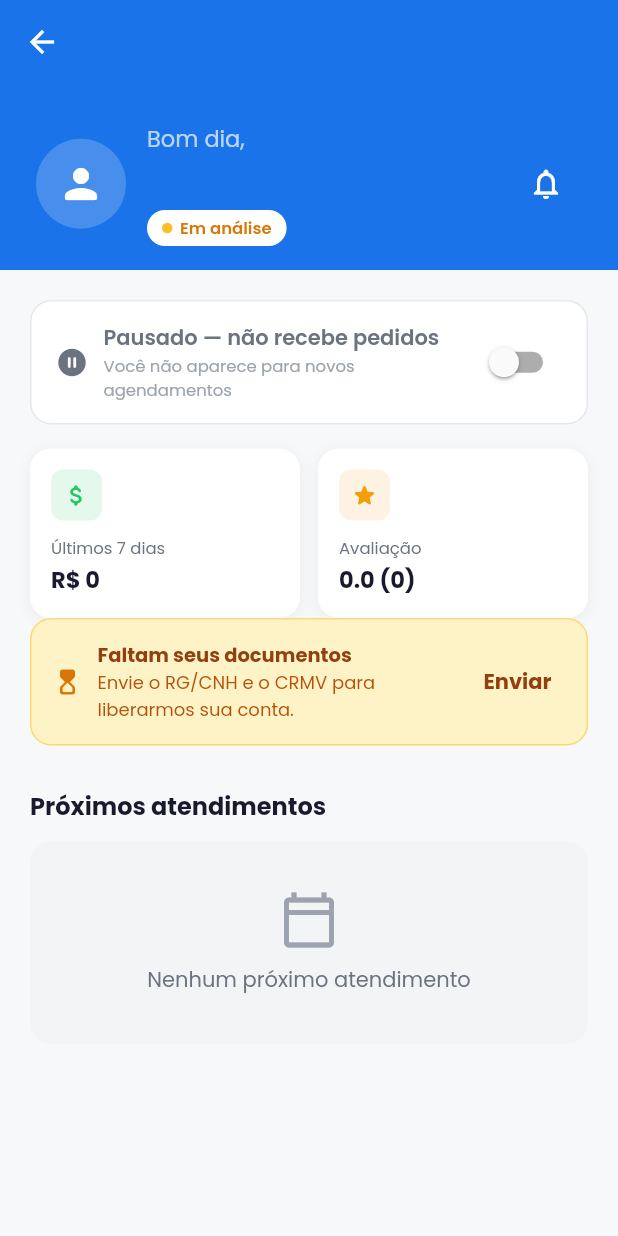
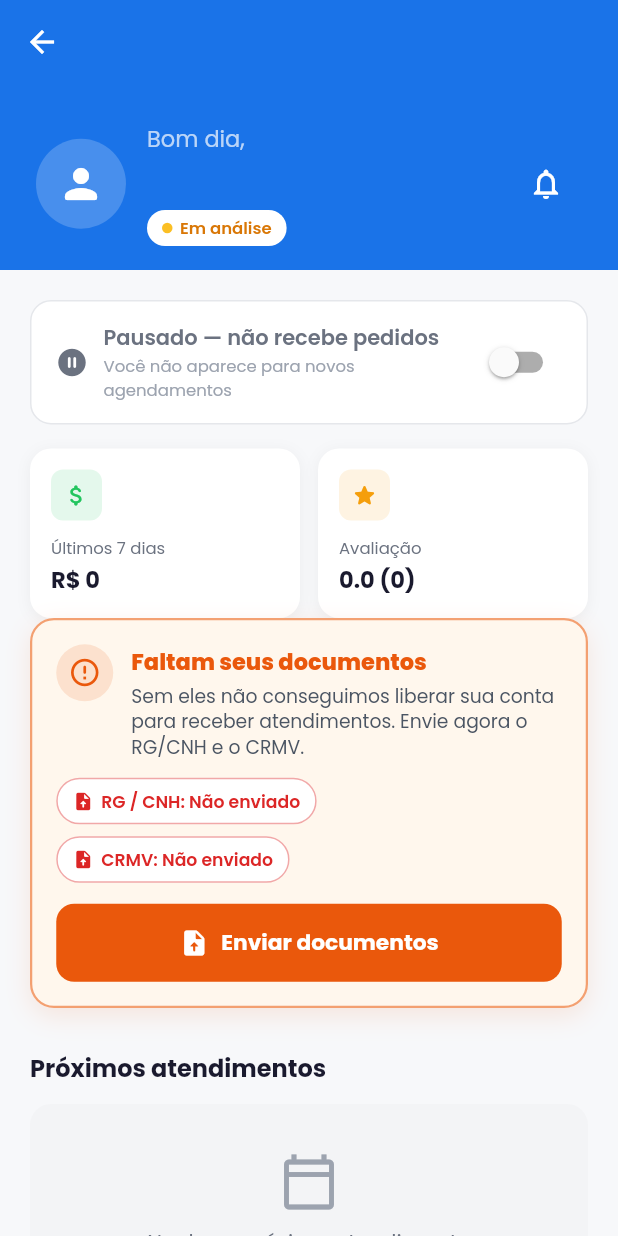
Before and after one commit to vetvemaplicativo/vetvem-pro, a Flutter app: the _InicioTab screen opened directly, on a phone screen of 412 x 824 dp. Run offline on Flutter 3.47's test engine with Material 3 defaults, Android fonts, the phone set to English and light mode, and no system bars; our stand-ins replace cloud_firestore, connectivity_plus, file_picker, firebase_analytics, firebase_auth, firebase_core and 9 more; accounts and stored records are empty.

Commit message:
Pro 1.0.21+54: cadastro em passos para Google/Apple, celular e CPF validados, termos so no fim (e-mail), banner de documentos mais claro
Co-Authored-By: Claude Sonnet 5.5 <noreply@anthropic.com>

```diff
--- a/lib/app/modules/home/home_controller.dart
+++ b/lib/app/modules/home/home_controller.dart
@@ -968,6 +968,15 @@ class HomeController extends GetxController {
 
   void changeTab(int index) => currentTab.value = index;
 
+  // Abre o Perfil já rolado até a seção Documentos (botão do banner de status).
+  final docsFocus = 0.obs;
+  bool docsFocusPending = false;
+  void openDocuments() {
+    docsFocusPending = true;
+    docsFocus.value++;
+    changeTab(4);
+  }
+
   Future<void> confirmAppointment(String id) async {
     final doc = await _firestore.collection('appointments').doc(id).get();
     final d = doc.data() ?? {};
--- a/lib/app/modules/home/home_view.dart
+++ b/lib/app/modules/home/home_view.dart
@@ -248,8 +248,9 @@ class _InicioTab extends GetView<HomeController> {
                     return _StatusBanner(
                       status: status,
                       missingDocs: controller.docsLoaded.value && controller.missingDocs,
+                      docs: Map<String, String>.from(controller.docStatuses),
                       rejectionReason: controller.rejectionReason.value,
-                      onSendDocs: () => controller.changeTab(4),
+                      onSendDocs: controller.openDocuments,
                     );
                   }),
                   const SizedBox(height: 24),
@@ -856,89 +857,181 @@ class _ProfileStatusBadge extends StatelessWidget {
 class _StatusBanner extends StatelessWidget {
   final String status;
   final bool missingDocs;
+  final Map<String, String> docs;
   final String rejectionReason;
   final VoidCallback onSendDocs;
   const _StatusBanner({
     required this.status,
     required this.missingDocs,
+    this.docs = const {},
     this.rejectionReason = '',
     required this.onSendDocs,
   });
 
+  static const _docLabels = {'rg': 'RG / CNH', 'crmv': 'CRMV'};
+
+  // (texto, cor, ícone) do estado de cada documento
+  (String, Color, IconData) _docState(String type) {
+    switch (docs[type]) {
+      case 'approved':
+        return ('Aprovado', const Color(0xFF16A34A), Icons.check_circle_rounded);
+      case 'rejected':
+        return ('Recusado', const Color(0xFFDC2626), Icons.cancel_rounded);
+      case 'submitted':
+        return ('Em análise', const Color(0xFFD97706), Icons.hourglass_top_rounded);
+      default:
+        return ('Não enviado', const Color(0xFFDC2626), Icons.upload_file_rounded);
+    }
+  }
+
   @override
   Widget build(BuildContext context) {
     final isRejected = status == 'rejected';
-    final isSuspended = status == 'suspended' || isRejected;
+    final isSuspended = status == 'suspended';
+    final hasRejectedDoc = docs.values.any((s) => s == 'rejected');
+    final needsAction = isRejected || (missingDocs && !isSuspended);
+
+    final Color accent = (isRejected || isSuspended || hasRejectedDoc)
+        ? const Color(0xFFDC2626)
+        : needsAction
+            ? const Color(0xFFEA580C)
+            : const Color(0xFFD97706);
+    final Color bg = (isRejected || isSuspended || hasRejectedDoc)
+        ? const Color(0xFFFEF2F2)
+        : const Color(0xFFFFF7ED);
+
+    final String title = isRejected
+        ? 'Cadastro não aprovado'
+        : isSuspended
+            ? 'Conta suspensa'
+            : hasRejectedDoc
+                ? 'Documento recusado'
+                : missingDocs
+                    ? 'Faltam seus documentos'
+                    : 'Conta em análise';
+    final String text = isRejected
+        ? (rejectionReason.isNotEmpty
+            ? 'Motivo: $rejectionReason Corrija e reenvie seus documentos para uma nova análise.'
+            : 'Confira seus documentos e reenvie para uma nova análise.')
+        : isSuspended
+            ? 'Entre em contato com o suporte para reativar.'
+            : hasRejectedDoc
+                ? 'Um dos documentos não foi aceito. Reenvie uma foto nítida e legível para liberarmos sua conta.'
+                : missingDocs
+                    ? 'Sem eles não conseguimos liberar sua conta para receber atendimentos. Envie agora o RG/CNH e o CRMV.'
+                    : 'Estamos verificando seus documentos. Em até 24h sua conta será ativada.';
+    final String buttonLabel = isRejected
+        ? 'Corrigir e reenviar'
+        : hasRejectedDoc
+            ? 'Reenviar documento'
+            : 'Enviar documentos';
+    final IconData icon = (isRejected || isSuspended)
+        ? Icons.block_rounded
+        : needsAction
+            ? Icons.error_outline_rounded
+            : Icons.hourglass_top_rounded;
+
     return Container(
+      width: double.infinity,
       margin: const EdgeInsets.only(bottom: 4),
-      padding: const EdgeInsets.all(14),
+      padding: const EdgeInsets.all(16),
       decoration: BoxDecoration(
-        color: isSuspended
-            ? const Color(0xFFFEE2E2)
-            : const Color(0xFFFEF3C7),
-        borderRadius: BorderRadius.circular(14),
-        border: Border.all(
-          color: isSuspended
-              ? const Color(0xFFF87171).withValues(alpha: 0.5)
-              : const Color(0xFFFBBF24).withValues(alpha: 0.5),
-        ),
-      ),
-      child: Row(
+        color: bg,
+        borderRadius: BorderRadius.circular(16),
+        border: Border.all(color: accent.withValues(alpha: needsAction ? 0.55 : 0.35), width: needsAction ? 1.5 : 1),
+        boxShadow: needsAction
+            ? [BoxShadow(color: accent.withValues(alpha: 0.12), blurRadius: 14, offset: const Offset(0, 5))]
+            : null,
+      ),
+      child: Column(
+        crossAxisAlignment: CrossAxisAlignment.start,
         children: [
-          Icon(
-            isSuspended
-                ? Icons.block_rounded
-                : Icons.hourglass_top_rounded,
-            color: isSuspended
-                ? const Color(0xFFDC2626)
-                : const Color(0xFFD97706),
-            size: 20,
+          Row(
+            crossAxisAlignment: CrossAxisAlignment.start,
+            children: [
+              Container(
+                padding: const EdgeInsets.all(8),
+                decoration: BoxDecoration(
+                  color: accent.withValues(alpha: 0.14),
+                  shape: BoxShape.circle,
+                ),
+                child: Icon(icon, color: accent, size: 22),
+              ),
+              const SizedBox(width: 12),
+              Expanded(
+                child: Column(
+                  crossAxisAlignment: CrossAxisAlignment.start,
+                  children: [
+                    Text(title,
+                        style: TextStyle(
+                            fontSize: 15,
+                            fontWeight: FontWeight.w800,
+                            color: accent)),
+                    const SizedBox(height: 3),
+                    Text(text,
+                        style: const TextStyle(
+                            fontSize: 12.5,
+                            height: 1.4,
+                            color: Color(0xFF4B5563))),
+                  ],
+                ),
+              ),
+            ],
           ),
-          const SizedBox(width: 10),
-          Expanded(
-            child: Column(
-              crossAxisAlignment: CrossAxisAlignment.start,
+          if (needsAction && !isSuspended) ...[
+            const SizedBox(height: 12),
+            Wrap(
+              spacing: 8,
+              runSpacing: 8,
               children: [
-                Text(
-                  isRejected
-                      ? 'Cadastro não aprovado'
-                      : isSuspended
-                      ? 'Conta suspensa'
-                      : (missingDocs ? 'Faltam seus documentos' : 'Conta em análise'),
-                  style: TextStyle(
-                      fontSize: 13,
-                      fontWeight: FontWeight.bold,
-                      color: isSuspended
-                          ? const Color(0xFF991B1B)
-                          : const Color(0xFF92400E)),
-                ),
-                Text(
-                  isRejected
-                      ? (rejectionReason.isNotEmpty
-                          ? 'Motivo: $rejectionReason Corrija e reenvie seus documentos para uma nova análise.'
-                          : 'Confira seus documentos e reenvie para uma nova análise.')
-                      : isSuspended
-                      ? 'Entre em contato com o suporte para reativar.'
-                      : (missingDocs
-                          ? 'Envie o RG/CNH e o CRMV para liberarmos sua conta.'
-                          : 'Estamos verificando seus documentos. Em até 24h sua conta será ativada.'),
-                  style: TextStyle(
-                      fontSize: 12,
-                      color: isSuspended
-                          ? const Color(0xFFB91C1C)
-                          : const Color(0xFFB45309)),
-                ),
+                for (final t in _docLabels.keys)
+                  Builder(builder: (_) {
+                    final (label, color, ic) = _docState(t);
+                    return Container(
+                      padding: const EdgeInsets.symmetric(horizontal: 10, vertical: 6),
+                      decoration: BoxDecoration(
+                        color: Colors.white,
+                        borderRadius: BorderRadius.circular(20),
+                        border: Border.all(color: color.withValues(alpha: 0.4)),
+                      ),
+                      child: Row(
+                        mainAxisSize: MainAxisSize.min,
+                        children: [
+                          Icon(ic, size: 14, color: color),
+                          const SizedBox(width: 5),
+                          Flexible(
+                            child: Text('${_docLabels[t]}: $label',
+                                style: TextStyle(
+                                    fontSize: 11.5,
+                                    fontWeight: FontWeight.w600,
+                                    color: color)),
+                          ),
+                        ],
+                      ),
+                    );
+                  }),
               ],
             ),
-          ),
-          if (isRejected || (missingDocs && !isSuspended))
-            TextButton(
-              onPressed: onSendDocs,
-              child: Text(isRejected ? 'Reenviar' : 'Enviar',
-                  style: TextStyle(
-                      fontWeight: FontWeight.bold,
-                      color: Color(0xFF92400E))),
+            const SizedBox(height: 14),
+            SizedBox(
+              width: double.infinity,
+              child: ElevatedButton.icon(
+                onPressed: onSendDocs,
+                icon: const Icon(Icons.upload_file_rounded, size: 20),
+                label: Text(buttonLabel,
+                    style: const TextStyle(
+                        fontSize: 14.5, fontWeight: FontWeight.w700)),
+                style: ElevatedButton.styleFrom(
+                  backgroundColor: accent,
+                  foregroundColor: Colors.white,
+                  elevation: 0,
+                  padding: const EdgeInsets.symmetric(vertical: 14),
+                  shape: RoundedRectangleBorder(
+                      borderRadius: BorderRadius.circular(12)),
+                ),
+              ),
             ),
+          ],
         ],
       ),
     );
@@ -3042,6 +3135,37 @@ class _PerfilTab extends StatefulWidget {
 }
 
 class _PerfilTabState extends State<_PerfilTab> {
+  final _docsKey = GlobalKey();
+  Worker? _docsWorker;
+
+  void _scrollToDocsIfRequested() {
+    final c = Get.find<HomeController>();
+    if (!c.docsFocusPending) return;
+    final ctx = _docsKey.currentContext;
+    if (ctx == null) return;
+    c.docsFocusPending = false;
+    Scrollable.ensureVisible(ctx,
+        duration: const Duration(milliseconds: 450),
+        curve: Curves.easeOutCubic,
+        alignment: 0.05);
+  }
+
+  @override
+  void initState() {
+    super.initState();
+    final c = Get.find<HomeController>();
+    WidgetsBinding.instance.addPostFrameCallback((_) => _scrollToDocsIfRequested());
+    _docsWorker = ever(c.docsFocus, (_) {
+      WidgetsBinding.instance.addPostFrameCallback((_) => _scrollToDocsIfRequested());
+    });
+  }
+
+  @override
+  void dispose() {
+    _docsWorker?.dispose();
+    super.dispose();
+  }
+
   void _showEditProfileSheet(BuildContext context) {
     showModalBottomSheet(
       context: context,
@@ -3376,7 +3500,7 @@ class _PerfilTabState extends State<_PerfilTab> {
             Obx(() {
               final c = Get.find<HomeController>();
               final statuses = c.docStatuses;
-              return _InfoCard(
+              return KeyedSubtree(key: _docsKey, child: _InfoCard(
                 title: 'Documentos',
                 child: Column(
                   children: [
@@ -3394,7 +3518,7 @@ class _PerfilTabState extends State<_PerfilTab> {
                     ),
                   ],
                 ),
-              );
+              ));
             }),
             const SizedBox(height: 14),
 
--- a/pubspec.yaml
+++ b/pubspec.yaml
@@ -2,7 +2,7 @@ name: vetvem_pro
 description: "VetVem Pro - Gerencie seus atendimentos veterinários a domicílio."
 publish_to: 'none'
 
-version: 1.0.20+53
+version: 1.0.21+54
 
 environment:
   sdk: ^3.12.1
```
Also changed, not shown: lib/app/modules/auth/login/login_controller.dart (+4 -4 lines), lib/app/modules/auth/register/register_controller.dart (+117 -26 lines), lib/app/modules/auth/register/register_view.dart (+11 -6 lines), lib/app/modules/splash/splash_controller.dart (+6 -1 lines), lib/app/services/profile_gate.dart (added, +33 -0 lines).
